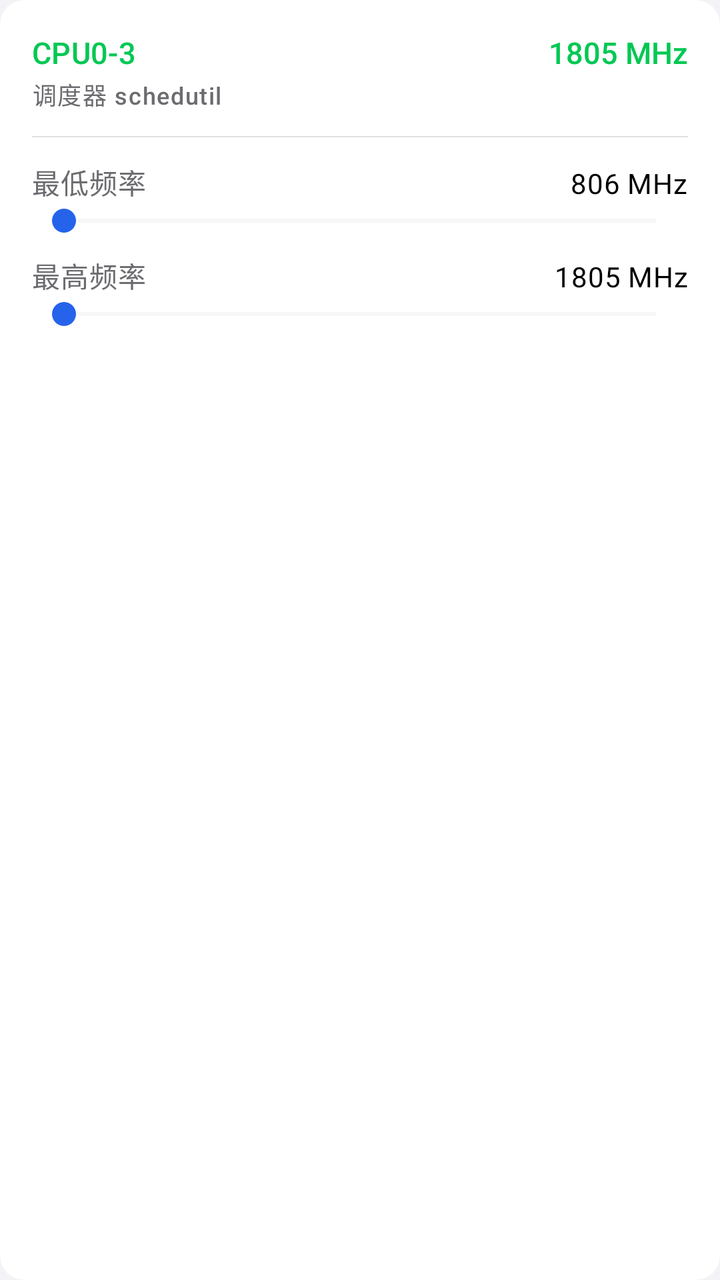
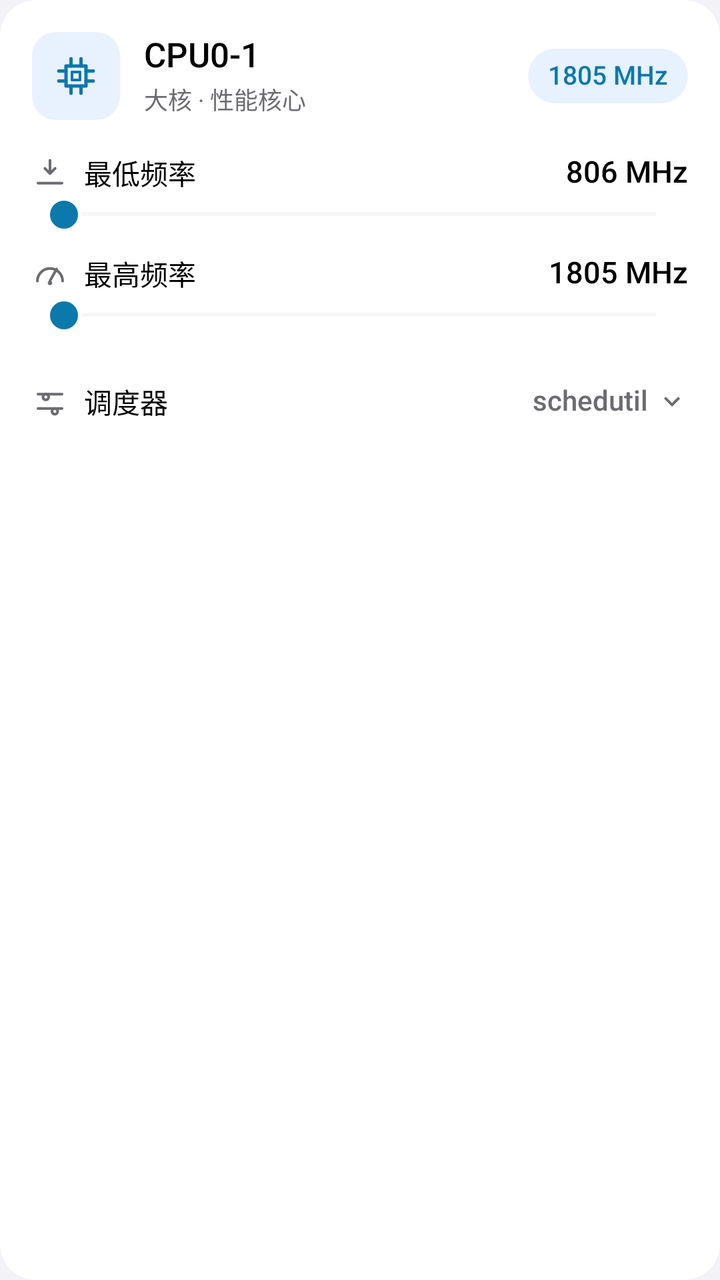

Screens rendered from an Android XML layout before and after an edit, with the pre-edit source and the edit as a unified diff.
<!-- AndroidManifest.xml: application theme Theme.Aurora -->
<!-- res/layout/item_cpu_cluster.xml -->
<?xml version="1.0" encoding="utf-8"?>
<com.google.android.material.card.MaterialCardView xmlns:android="http://schemas.android.com/apk/res/android"
    xmlns:app="http://schemas.android.com/apk/res-auto"
    android:layout_width="match_parent"
    android:layout_height="wrap_content"
    android:layout_marginTop="12dp"
    app:cardBackgroundColor="?attr/auroraCard"
    app:cardCornerRadius="@dimen/ios_card_corner"
    app:cardElevation="0dp"
    app:strokeWidth="0dp">

    <LinearLayout
        android:layout_width="match_parent"
        android:layout_height="wrap_content"
        android:orientation="vertical"
        android:padding="@dimen/ios_card_padding">

        <LinearLayout
            android:layout_width="match_parent"
            android:layout_height="wrap_content"
            android:gravity="center_vertical"
            android:orientation="horizontal">

            <TextView
                android:id="@+id/tvClusterName"
                android:layout_width="0dp"
                android:layout_height="wrap_content"
                android:layout_weight="1"
                android:text="CPU0-3"
                android:textAppearance="@style/Widget.IOS.SubsectionTitle" />

            <TextView
                android:id="@+id/tvClusterCurFreq"
                android:layout_width="wrap_content"
                android:layout_height="wrap_content"
                android:text="1805 MHz"
                android:textColor="?attr/auroraAccent"
                android:textSize="15sp"
                android:fontFamily="sans-serif-medium" />
        </LinearLayout>

        <TextView
            android:id="@+id/tvClusterSummary"
            android:layout_width="match_parent"
            android:layout_height="wrap_content"
            android:layout_marginTop="2dp"
            android:text="调度器 schedutil"
            android:textAppearance="@style/Widget.IOS.Caption" />

        <View
            android:layout_width="match_parent"
            android:layout_height="0.5dp"
            android:layout_marginTop="12dp"
            android:background="?attr/auroraSeparator" />

        <LinearLayout
            android:id="@+id/layoutClusterFreq"
            android:layout_width="match_parent"
            android:layout_height="wrap_content"
            android:layout_marginTop="12dp"
            android:orientation="vertical">

            <LinearLayout
                android:layout_width="match_parent"
                android:layout_height="wrap_content"
                android:orientation="horizontal">

                <TextView
                    android:layout_width="0dp"
                    android:layout_height="wrap_content"
                    android:layout_weight="1"
                    android:text="最低频率"
                    android:textAppearance="@style/Widget.IOS.Body"
                    android:textColor="?attr/auroraTextSecondary" />

                <TextView
                    android:id="@+id/tvClusterMinFreq"
                    android:layout_width="wrap_content"
                    android:layout_height="wrap_content"
                    android:text="806 MHz"
                    android:textAppearance="@style/Widget.IOS.Body" />
            </LinearLayout>

            <SeekBar
                android:id="@+id/seekClusterMin"
                android:layout_width="match_parent"
                android:layout_height="wrap_content"
                android:progressBackgroundTint="?attr/auroraSeparator"
                android:progressTint="@color/explore_blue_600"
                android:thumbTint="@color/explore_blue_600" />

            <LinearLayout
                android:layout_width="match_parent"
                android:layout_height="wrap_content"
                android:layout_marginTop="8dp"
                android:orientation="horizontal">

                <TextView
                    android:layout_width="0dp"
                    android:layout_height="wrap_content"
                    android:layout_weight="1"
                    android:text="最高频率"
                    android:textAppearance="@style/Widget.IOS.Body"
                    android:textColor="?attr/auroraTextSecondary" />

                <TextView
                    android:id="@+id/tvClusterMaxFreq"
                    android:layout_width="wrap_content"
                    android:layout_height="wrap_content"
                    android:text="1805 MHz"
                    android:textAppearance="@style/Widget.IOS.Body" />
            </LinearLayout>

            <SeekBar
                android:id="@+id/seekClusterMax"
                android:layout_width="match_parent"
                android:layout_height="wrap_content"
                android:progressBackgroundTint="?attr/auroraSeparator"
                android:progressTint="@color/explore_blue_600"
                android:thumbTint="@color/explore_blue_600" />
        </LinearLayout>

        <TextView
            android:id="@+id/tvClusterNoFreq"
            android:layout_width="match_parent"
            android:layout_height="wrap_content"
            android:layout_marginTop="8dp"
            android:text="该集群未暴露可用频率表，仅支持切换调度器"
            android:textAppearance="@style/Widget.IOS.Caption"
            android:visibility="gone" />

        <HorizontalScrollView
            android:layout_width="match_parent"
            android:layout_height="wrap_content"
            android:layout_marginTop="12dp"
            android:overScrollMode="never"
            android:scrollbars="none">

            <LinearLayout
                android:id="@+id/layoutClusterGovernors"
                android:layout_width="wrap_content"
                android:layout_height="wrap_content"
                android:orientation="horizontal" />
        </HorizontalScrollView>
    </LinearLayout>
</com.google.android.material.card.MaterialCardView>
<!-- resources referenced by this layout -->
<resources>
  <color name="explore_blue_600">#2563eb</color>
  <dimen name="ios_card_corner">12dp</dimen>
  <dimen name="ios_card_padding">16dp</dimen>
  <style name="Widget.IOS.Body" parent="TextAppearance.Material3.BodyMedium">
          <item name="android:textColor">@color/ios_text_primary</item>
          <item name="android:lineSpacingMultiplier">1.15</item>
      </style>
  <style name="Widget.IOS.Caption" parent="TextAppearance.Material3.LabelSmall">
          <item name="android:textColor">@color/ios_text_secondary</item>
          <item name="android:textSize">12sp</item>
      </style>
  <style name="Widget.IOS.SubsectionTitle" parent="TextAppearance.Material3.TitleSmall">
          <item name="android:textColor">?attr/auroraAccent</item>
          <item name="android:textSize">15sp</item>
          <item name="android:fontFamily">sans-serif-medium</item>
      </style>
  <color name="ios_accent">#00C853</color>
  <!-- unchanged entries left out for length: 18 -->
</resources>

<!-- the commit's change to res/layout/item_cpu_cluster.xml (unified diff, before → after) -->
@@ -5,7 +5,7 @@
     android:layout_height="wrap_content"
     android:layout_marginTop="12dp"
     app:cardBackgroundColor="?attr/auroraCard"
-    app:cardCornerRadius="@dimen/ios_card_corner"
+    app:cardCornerRadius="18dp"
     app:cardElevation="0dp"
     app:strokeWidth="0dp">
 
@@ -13,134 +13,231 @@
         android:layout_width="match_parent"
         android:layout_height="wrap_content"
         android:orientation="vertical"
-        android:padding="@dimen/ios_card_padding">
-
+        android:padding="16dp">
+
+        
         <LinearLayout
             android:layout_width="match_parent"
             android:layout_height="wrap_content"
             android:gravity="center_vertical"
             android:orientation="horizontal">
 
-            <TextView
-                android:id="@+id/tvClusterName"
+            <FrameLayout
+                android:layout_width="44dp"
+                android:layout_height="44dp"
+                android:background="@drawable/bg_cpu_chip_tile"
+                android:padding="10dp">
+
+                <ImageView
+                    android:layout_width="match_parent"
+                    android:layout_height="match_parent"
+                    android:contentDescription="@null"
+                    android:src="@drawable/ic_cpu_chip"
+                    android:tint="?attr/auroraAccent" />
+            </FrameLayout>
+
+            <LinearLayout
                 android:layout_width="0dp"
                 android:layout_height="wrap_content"
+                android:layout_marginStart="12dp"
                 android:layout_weight="1"
-                android:text="CPU0-3"
-                android:textAppearance="@style/Widget.IOS.SubsectionTitle" />
+                android:orientation="vertical">
+
+                <TextView
+                    android:id="@+id/tvClusterName"
+                    android:layout_width="wrap_content"
+                    android:layout_height="wrap_content"
+                    android:fontFamily="sans-serif-medium"
+                    android:includeFontPadding="false"
+                    android:text="CPU0-1"
+                    android:textColor="?attr/auroraTextPrimary"
+                    android:textSize="17sp" />
+
+                <TextView
+                    android:id="@+id/tvClusterTier"
+                    android:layout_width="wrap_content"
+                    android:layout_height="wrap_content"
+                    android:layout_marginTop="3dp"
+                    android:includeFontPadding="false"
+                    android:text="大核 · 性能核心"
+                    android:textColor="?attr/auroraTextSecondary"
+                    android:textSize="12sp" />
+            </LinearLayout>
 
             <TextView
                 android:id="@+id/tvClusterCurFreq"
                 android:layout_width="wrap_content"
                 android:layout_height="wrap_content"
+                android:layout_marginStart="8dp"
+                android:background="@drawable/bg_cpu_freq_pill"
+                android:fontFamily="sans-serif-medium"
+                android:includeFontPadding="false"
+                android:paddingHorizontal="10dp"
+                android:paddingVertical="6dp"
                 android:text="1805 MHz"
                 android:textColor="?attr/auroraAccent"
-                android:textSize="15sp"
-                android:fontFamily="sans-serif-medium" />
+                android:textSize="13sp" />
         </LinearLayout>
 
-        <TextView
-            android:id="@+id/tvClusterSummary"
-            android:layout_width="match_parent"
-            android:layout_height="wrap_content"
-            android:layout_marginTop="2dp"
-            android:text="调度器 schedutil"
-            android:textAppearance="@style/Widget.IOS.Caption" />
-
-        <View
-            android:layout_width="match_parent"
-            android:layout_height="0.5dp"
-            android:layout_marginTop="12dp"
-            android:background="?attr/auroraSeparator" />
-
+        
         <LinearLayout
             android:id="@+id/layoutClusterFreq"
             android:layout_width="match_parent"
             android:layout_height="wrap_content"
-            android:layout_marginTop="12dp"
+            android:layout_marginTop="16dp"
             android:orientation="vertical">
 
             <LinearLayout
                 android:layout_width="match_parent"
                 android:layout_height="wrap_content"
+                android:gravity="center_vertical"
                 android:orientation="horizontal">
 
+                <ImageView
+                    android:layout_width="18dp"
+                    android:layout_height="18dp"
+                    android:contentDescription="@null"
+                    android:src="@drawable/ic_cpu_min_freq"
+                    android:tint="?attr/auroraTextSecondary" />
+
                 <TextView
                     android:layout_width="0dp"
                     android:layout_height="wrap_content"
+                    android:layout_marginStart="8dp"
                     android:layout_weight="1"
+                    android:includeFontPadding="false"
                     android:text="最低频率"
-                    android:textAppearance="@style/Widget.IOS.Body"
-                    android:textColor="?attr/auroraTextSecondary" />
+                    android:textColor="?attr/auroraTextPrimary"
+                    android:textSize="14sp" />
 
                 <TextView
                     android:id="@+id/tvClusterMinFreq"
                     android:layout_width="wrap_content"
                     android:layout_height="wrap_content"
+                    android:fontFamily="sans-serif-medium"
+                    android:includeFontPadding="false"
                     android:text="806 MHz"
-                    android:textAppearance="@style/Widget.IOS.Body" />
+                    android:textColor="?attr/auroraTextPrimary"
+                    android:textSize="15sp" />
             </LinearLayout>
 
             <SeekBar
                 android:id="@+id/seekClusterMin"
                 android:layout_width="match_parent"
                 android:layout_height="wrap_content"
+                android:layout_marginTop="2dp"
+                android:maxHeight="3dp"
+                android:minHeight="3dp"
                 android:progressBackgroundTint="?attr/auroraSeparator"
-                android:progressTint="@color/explore_blue_600"
-                android:thumbTint="@color/explore_blue_600" />
+                android:progressTint="?attr/auroraAccent"
+                android:splitTrack="false"
+                android:thumb="@drawable/seek_cpu_thumb" />
 
             <LinearLayout
                 android:layout_width="match_parent"
                 android:layout_height="wrap_content"
-                android:layout_marginTop="8dp"
+                android:layout_marginTop="10dp"
+                android:gravity="center_vertical"
                 android:orientation="horizontal">
 
+                <ImageView
+                    android:layout_width="18dp"
+                    android:layout_height="18dp"
+                    android:contentDescription="@null"
+                    android:src="@drawable/ic_cpu_max_freq"
+                    android:tint="?attr/auroraTextSecondary" />
+
                 <TextView
                     android:layout_width="0dp"
                     android:layout_height="wrap_content"
+                    android:layout_marginStart="8dp"
                     android:layout_weight="1"
+                    android:includeFontPadding="false"
                     android:text="最高频率"
-                    android:textAppearance="@style/Widget.IOS.Body"
-                    android:textColor="?attr/auroraTextSecondary" />
+                    android:textColor="?attr/auroraTextPrimary"
+                    android:textSize="14sp" />
 
                 <TextView
                     android:id="@+id/tvClusterMaxFreq"
                     android:layout_width="wrap_content"
                     android:layout_height="wrap_content"
+                    android:fontFamily="sans-serif-medium"
+                    android:includeFontPadding="false"
                     android:text="1805 MHz"
-                    android:textAppearance="@style/Widget.IOS.Body" />
+                    android:textColor="?attr/auroraTextPrimary"
+                    android:textSize="15sp" />
             </LinearLayout>
 
             <SeekBar
                 android:id="@+id/seekClusterMax"
                 android:layout_width="match_parent"
                 android:layout_height="wrap_content"
+                android:layout_marginTop="2dp"
+                android:maxHeight="3dp"
+                android:minHeight="3dp"
                 android:progressBackgroundTint="?attr/auroraSeparator"
-                android:progressTint="@color/explore_blue_600"
-                android:thumbTint="@color/explore_blue_600" />
+                android:progressTint="?attr/auroraAccent"
+                android:splitTrack="false"
+                android:thumb="@drawable/seek_cpu_thumb" />
         </LinearLayout>
 
         <TextView
             android:id="@+id/tvClusterNoFreq"
             android:layout_width="match_parent"
             android:layout_height="wrap_content"
-            android:layout_marginTop="8dp"
+            android:layout_marginTop="10dp"
             android:text="该集群未暴露可用频率表，仅支持切换调度器"
-            android:textAppearance="@style/Widget.IOS.Caption"
+            android:textColor="?attr/auroraTextSecondary"
+            android:textSize="12sp"
             android:visibility="gone" />
 
-        <HorizontalScrollView
-            android:layout_width="match_parent"
-            android:layout_height="wrap_content"
+        
+        <LinearLayout
+            android:id="@+id/layoutClusterGovernors"
+            android:layout_width="match_parent"
+            android:layout_height="44dp"
             android:layout_marginTop="12dp"
-            android:overScrollMode="never"
-            android:scrollbars="none">
-
-            <LinearLayout
-                android:id="@+id/layoutClusterGovernors"
+            android:background="?attr/selectableItemBackground"
+            android:gravity="center_vertical"
+            android:orientation="horizontal">
+
+            <ImageView
+                android:layout_width="18dp"
+                android:layout_height="18dp"
+                android:contentDescription="@null"
+                android:src="@drawable/ic_cpu_governor"
+                android:tint="?attr/auroraTextSecondary" />
+
+            <TextView
+                android:layout_width="0dp"
+                android:layout_height="wrap_content"
+                android:layout_marginStart="8dp"
+                android:layout_weight="1"
+                android:includeFontPadding="false"
+                android:text="调度器"
+                android:textColor="?attr/auroraTextPrimary"
+                android:textSize="14sp" />
+
+            <TextView
+                android:id="@+id/tvClusterGovernor"
                 android:layout_width="wrap_content"
                 android:layout_height="wrap_content"
-                android:orientation="horizontal" />
-        </HorizontalScrollView>
+                android:ellipsize="end"
+                android:fontFamily="sans-serif-medium"
+                android:includeFontPadding="false"
+                android:maxWidth="150dp"
+                android:singleLine="true"
+                android:text="schedutil"
+                android:textColor="?attr/auroraTextSecondary"
+                android:textSize="14sp" />
+
+            <ImageView
+                android:layout_width="16dp"
+                android:layout_height="16dp"
+                android:layout_marginStart="4dp"
+                android:contentDescription="@null"
+                android:src="@drawable/ic_chevron_down"
+                android:tint="?attr/auroraTextSecondary" />
+        </LinearLayout>
     </LinearLayout>
 </com.google.android.material.card.MaterialCardView>
<!-- resource entries referenced after the edit -->
@@ -1,22 +1,144 @@
 <!-- resources referenced by this layout -->
 <resources>
-  <color name="explore_blue_600">#2563eb</color>
-  <dimen name="ios_card_corner">12dp</dimen>
-  <dimen name="ios_card_padding">16dp</dimen>
-  <style name="Widget.IOS.Body" parent="TextAppearance.Material3.BodyMedium">
-          <item name="android:textColor">@color/ios_text_primary</item>
-          <item name="android:lineSpacingMultiplier">1.15</item>
-      </style>
-  <style name="Widget.IOS.Caption" parent="TextAppearance.Material3.LabelSmall">
-          <item name="android:textColor">@color/ios_text_secondary</item>
-          <item name="android:textSize">12sp</item>
-      </style>
-  <style name="Widget.IOS.SubsectionTitle" parent="TextAppearance.Material3.TitleSmall">
-          <item name="android:textColor">?attr/auroraAccent</item>
-          <item name="android:textSize">15sp</item>
-          <item name="android:fontFamily">sans-serif-medium</item>
-      </style>
-  <color name="ios_accent">#00C853</color>
+  <!-- drawable bg_cpu_chip_tile (drawable) -->
+  <?xml version="1.0" encoding="utf-8"?>
+  <shape xmlns:android="http://schemas.android.com/apk/res/android"
+      android:shape="rectangle">
+      <solid android:color="@color/cpu_soft" />
+      <corners android:radius="12dp" />
+  </shape>
+  <!-- drawable bg_cpu_freq_pill (drawable) -->
+  <?xml version="1.0" encoding="utf-8"?>
+  <shape xmlns:android="http://schemas.android.com/apk/res/android"
+      android:shape="rectangle">
+      <solid android:color="@color/cpu_soft" />
+      <corners android:radius="999dp" />
+  </shape>
+  <!-- drawable ic_chevron_down (drawable) -->
+  <?xml version="1.0" encoding="utf-8"?>
+  <vector xmlns:android="http://schemas.android.com/apk/res/android"
+      android:width="24dp"
+      android:height="24dp"
+      android:viewportWidth="24"
+      android:viewportHeight="24">
+      <path
+          android:fillColor="#FF000000"
+          android:pathData="M7.41,8.59 12,13.17l4.59,-4.58L18,10l-6,6 -6,-6z" />
+  </vector>
+  <!-- drawable ic_cpu_chip (drawable) -->
+  <?xml version="1.0" encoding="utf-8"?>
+  <vector xmlns:android="http://schemas.android.com/apk/res/android"
+      android:width="24dp"
+      android:height="24dp"
+      android:viewportWidth="24"
+      android:viewportHeight="24">
+      <path
+          android:fillColor="@android:color/transparent"
+          android:pathData="M7,7h10v10h-10z"
+          android:strokeColor="#FF000000"
+          android:strokeLineJoin="round"
+          android:strokeWidth="1.7" />
+      <path
+          android:fillColor="@android:color/transparent"
+          android:pathData="M10,10h4v4h-4z"
+          android:strokeColor="#FF000000"
+          android:strokeLineJoin="round"
+          android:strokeWidth="1.4" />
+      <path
+          android:fillColor="@android:color/transparent"
+          android:pathData="M9.5,7V3.4M14.5,7V3.4M9.5,20.6V17M14.5,20.6V17M7,9.5H3.4M7,14.5H3.4M20.6,9.5H17M20.6,14.5H17"
+          android:strokeColor="#FF000000"
+          android:strokeLineCap="round"
+          android:strokeWidth="1.7" />
+  </vector>
+  <!-- drawable ic_cpu_governor (drawable) -->
+  <?xml version="1.0" encoding="utf-8"?>
+  <vector xmlns:android="http://schemas.android.com/apk/res/android"
+      android:width="24dp"
+      android:height="24dp"
+      android:viewportWidth="24"
+      android:viewportHeight="24">
+      <path
+          android:fillColor="@android:color/transparent"
+          android:pathData="M4,7.2h16M4,16.8h16"
+          android:strokeColor="#FF000000"
+          android:strokeLineCap="round"
+          android:strokeWidth="1.8" />
+      <path
+          android:fillColor="@android:color/transparent"
+          android:pathData="M9.2,7.2a1.9,1.9 0 1 0 0.01,0"
+          android:strokeColor="#FF000000"
+          android:strokeWidth="1.8" />
+      <path
+          android:fillColor="@android:color/transparent"
+          android:pathData="M15.2,16.8a1.9,1.9 0 1 0 0.01,0"
+          android:strokeColor="#FF000000"
+          android:strokeWidth="1.8" />
+  </vector>
+  <!-- drawable ic_cpu_max_freq (drawable) -->
+  <?xml version="1.0" encoding="utf-8"?>
+  <vector xmlns:android="http://schemas.android.com/apk/res/android"
+      android:width="24dp"
+      android:height="24dp"
+      android:viewportWidth="24"
+      android:viewportHeight="24">
+      <path
+          android:fillColor="@android:color/transparent"
+          android:pathData="M3.6,17.6a8.4,8.4 0 1 1 16.8,0"
+          android:strokeColor="#FF000000"
+          android:strokeLineCap="round"
+          android:strokeWidth="1.8" />
+      <path
+          android:fillColor="@android:color/transparent"
+          android:pathData="M12,17.4 16.4,9.6"
+          android:strokeColor="#FF000000"
+          android:strokeLineCap="round"
+          android:strokeWidth="1.8" />
+      <path
+          android:fillColor="#FF000000"
+          android:pathData="M12,17.4a1.5,1.5 0 1 0 0.01,0" />
+  </vector>
+  <!-- drawable ic_cpu_min_freq (drawable) -->
+  <?xml version="1.0" encoding="utf-8"?>
+  <vector xmlns:android="http://schemas.android.com/apk/res/android"
+      android:width="24dp"
+      android:height="24dp"
+      android:viewportWidth="24"
+      android:viewportHeight="24">
+      <path
+          android:fillColor="@android:color/transparent"
+          android:pathData="M4,19.4h16"
+          android:strokeColor="#FF000000"
+          android:strokeLineCap="round"
+          android:strokeWidth="1.8" />
+      <path
+          android:fillColor="@android:color/transparent"
+          android:pathData="M12,4.2v8.6"
+          android:strokeColor="#FF000000"
+          android:strokeLineCap="round"
+          android:strokeWidth="1.8" />
+      <path
+          android:fillColor="@android:color/transparent"
+          android:pathData="M8.6,9.6 12,13 15.4,9.6"
+          android:strokeColor="#FF000000"
+          android:strokeLineCap="round"
+          android:strokeLineJoin="round"
+          android:strokeWidth="1.8" />
+  </vector>
+  <!-- drawable seek_cpu_thumb (drawable) -->
+  <?xml version="1.0" encoding="utf-8"?>
+  <shape xmlns:android="http://schemas.android.com/apk/res/android"
+      android:shape="oval">
+      <size
+          android:width="18dp"
+          android:height="18dp" />
+      <solid android:color="?attr/auroraAccent" />
+      <stroke
+          android:width="2dp"
+          android:color="#FFFFFFFF" />
+  </shape>
+  <color name="cpu_soft">#E8F1FE</color>
+  <color name="ios_accent">#0B79AC</color>
   <!-- unchanged entries left out for length: 18 -->
 </resources>
 
